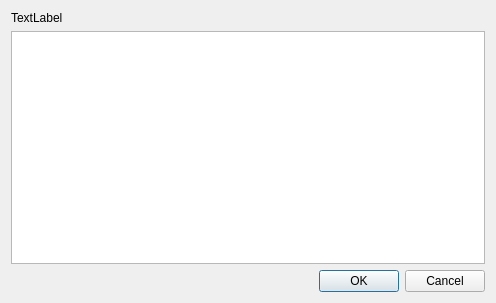
Before: the Qt Designer form selectablelistdlg.ui in kernel1024/jpreader, drawn with Qt 5.
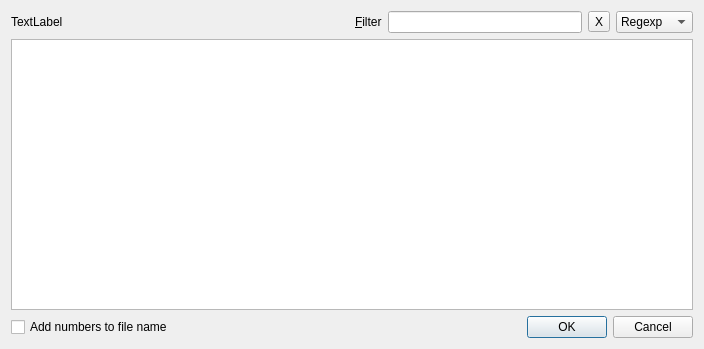
After: the same form once the commit is applied.

Commit message: Filter for image loading tool.

What changed in the file:
```diff
--- a/selectablelistdlg.ui
+++ b/selectablelistdlg.ui
@@ -6,8 +6,8 @@
    <rect>
     <x>0</x>
     <y>0</y>
-    <width>496</width>
-    <height>303</height>
+    <width>704</width>
+    <height>349</height>
    </rect>
   </property>
   <property name="windowTitle">
@@ -15,13 +15,67 @@
   </property>
   <layout class="QVBoxLayout" name="verticalLayout">
    <item>
+    <layout class="QHBoxLayout" name="horizontalLayout_2">
+     <item>
     <widget class="QLabel" name="label">
+       <property name="sizePolicy">
+        <sizepolicy hsizetype="Expanding" vsizetype="Preferred">
+         <horstretch>0</horstretch>
+         <verstretch>0</verstretch>
+        </sizepolicy>
+       </property>
      <property name="text">
       <string>TextLabel</string>
      </property>
     </widget>
    </item>
    <item>
+      <layout class="QHBoxLayout" name="horizontalLayout">
+       <item>
+        <widget class="QLabel" name="label_2">
+         <property name="text">
+          <string>&amp;Filter</string>
+         </property>
+         <property name="buddy">
+          <cstring>filter</cstring>
+         </property>
+        </widget>
+       </item>
+       <item>
+        <widget class="QLineEdit" name="filter"/>
+       </item>
+       <item>
+        <widget class="QToolButton" name="btnClearFilter">
+         <property name="toolTip">
+          <string>Clear filter</string>
+         </property>
+         <property name="text">
+          <string>X</string>
+         </property>
+        </widget>
+       </item>
+       <item>
+        <widget class="QComboBox" name="syntax">
+         <property name="toolTip">
+          <string>Filter syntax</string>
+         </property>
+         <item>
+          <property name="text">
+           <string>Regexp</string>
+          </property>
+         </item>
+         <item>
+          <property name="text">
+           <string>Wildcard</string>
+          </property>
+         </item>
+        </widget>
+       </item>
+      </layout>
+     </item>
+    </layout>
+   </item>
+   <item>
     <widget class="QListWidget" name="list">
      <property name="selectionMode">
       <enum>QAbstractItemView::ExtendedSelection</enum>
@@ -29,6 +83,15 @@
     </widget>
    </item>
    <item>
+    <layout class="QHBoxLayout" name="horizontalLayout_3">
+     <item>
+      <widget class="QCheckBox" name="checkAddNumbers">
+       <property name="text">
+        <string>Add numbers to file name</string>
+       </property>
+      </widget>
+     </item>
+     <item>
     <widget class="QDialogButtonBox" name="buttonBox">
      <property name="orientation">
       <enum>Qt::Horizontal</enum>
@@ -39,6 +102,8 @@
     </widget>
    </item>
   </layout>
+   </item>
+  </layout>
  </widget>
  <resources/>
  <connections>
```
Left out of the diff: 31 changed lines with no effect on the pictures. Lines whose indentation alone changed are shown as unchanged. The commit also changes 5 other files.
